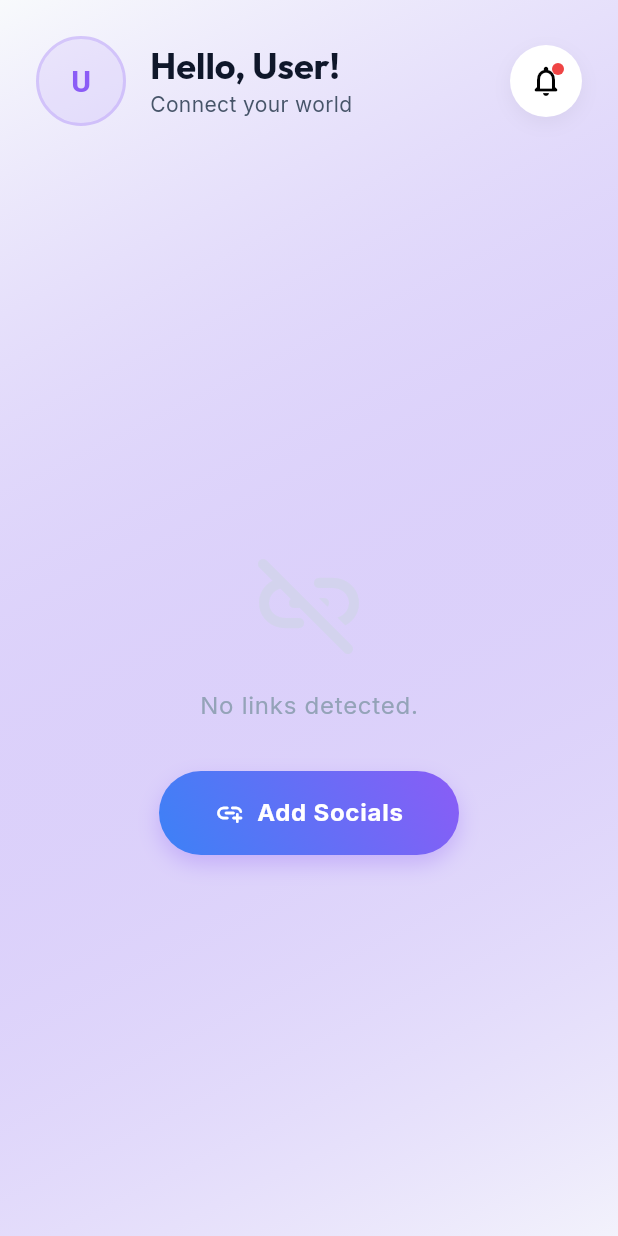
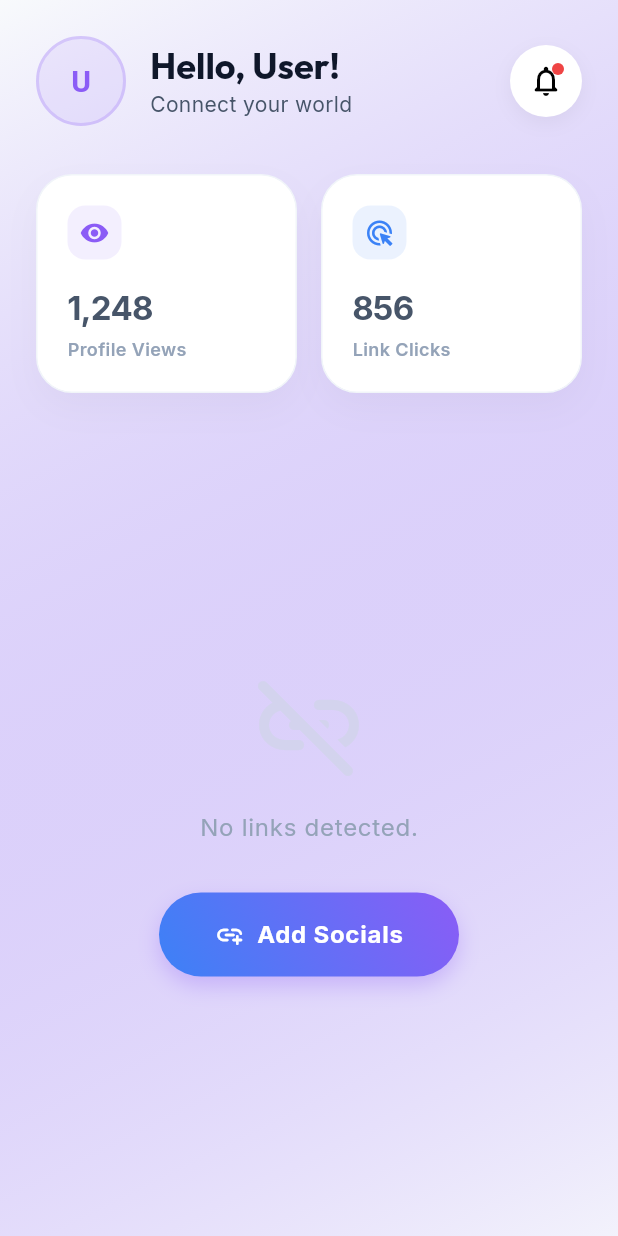
Before and after one commit to Ugarba202/linkme_up, a Flutter app: the DashboardScreen screen opened by its route, on a phone screen of 412 x 824 dp. Run offline on Flutter 3.47's test engine with Material 3 defaults, Android fonts, the phone set to English and light mode, and no system bars; drawn by our look-alikes of flutter_animate; our stand-ins replace country_picker, flutter_riverpod, font_awesome_flutter, go_router, google_fonts, image_picker and 2 more; missing offline and left inert: mobile_scanner.

Commit message:
polish the UI

```diff
--- a/lib/presentation/routes/app_router.dart
+++ b/lib/presentation/routes/app_router.dart
@@ -31,6 +31,8 @@ import '../screens/qr/scanner_screen.dart';
 import '../screens/notifications/notifications_screen.dart';
 import '../screens/profile/external_profile_screen.dart';
 import '../screens/profile/profile_landing_screen.dart';
+import '../screens/legal/legal_screen.dart';
+import '../screens/legal/legal_content.dart';
 
 // Domain
 import '../../domain/entities/user_entity.dart';
@@ -53,6 +55,22 @@ final routerProvider = Provider<GoRouter>((ref) {
       GoRoute(
         path: '/onboarding',
         builder: (context, state) => const OnboardingScreen(),
+      ),
+
+      // Legal
+      GoRoute(
+        path: '/legal/terms',
+        builder: (context, state) => const LegalScreen(
+          title: 'Terms of Service',
+          content: LegalContent.termsOfService,
+        ),
+      ),
+      GoRoute(
+        path: '/legal/privacy',
+        builder: (context, state) => const LegalScreen(
+          title: 'Privacy Policy',
+          content: LegalContent.privacyPolicy,
+        ),
       ),
 
       // Auth Flow
--- a/lib/presentation/screens/auth/email_screen.dart
+++ b/lib/presentation/screens/auth/email_screen.dart
@@ -3,7 +3,7 @@ import 'package:country_picker/country_picker.dart';
 import 'package:flutter/material.dart';
 import 'package:flutter_riverpod/flutter_riverpod.dart';
 import 'package:go_router/go_router.dart';
-import 'package:url_launcher/url_launcher.dart';
+
 import 'package:flutter_animate/flutter_animate.dart';
 
 import '../../../application/providers/auth_providers.dart';
@@ -194,7 +194,7 @@ class _EmailScreenState extends ConsumerState<EmailScreen> {
               mainAxisAlignment: MainAxisAlignment.center,
               children: [
                 GestureDetector(
-                  onTap: () => launchUrl(Uri.parse('https://linkmeup.com/terms')),
+                  onTap: () => context.push('/legal/terms'),
                   child: Text(
                     "Terms",
                     style: TextStyle(
@@ -206,7 +206,7 @@ class _EmailScreenState extends ConsumerState<EmailScreen> {
                 ),
                 Text(" • ", style: TextStyle(color: AppColors.gray400)),
                 GestureDetector(
-                  onTap: () => launchUrl(Uri.parse('https://linkmeup.com/privacy')),
+                  onTap: () => context.push('/legal/privacy'),
                   child: Text(
                     "Privacy",
                     style: TextStyle(
--- a/lib/presentation/screens/dashboard/dashboard_screen.dart
+++ b/lib/presentation/screens/dashboard/dashboard_screen.dart
@@ -223,6 +223,9 @@ class _DashboardScreenState extends ConsumerState<DashboardScreen> {
             ),
           ),
 
+          // Stats Section
+          _buildStatSection(isDark),
+
           // Main Content
           Expanded(
             child: _detectLinks.isEmpty
@@ -421,4 +424,93 @@ class _DashboardScreenState extends ConsumerState<DashboardScreen> {
       ),
     );
   }
+
+  Widget _buildStatSection(bool isDark) {
+    return Padding(
+      padding: const EdgeInsets.symmetric(horizontal: 24, vertical: 8),
+      child: Row(
+        children: [
+          Expanded(
+            child: _buildStatCard(
+              context,
+              isDark: isDark,
+              title: "Profile Views",
+              value: "1,248",
+              icon: Icons.remove_red_eye_rounded,
+              color: AppColors.primaryPurple,
+            ),
+          ),
+          const SizedBox(width: 16),
+          Expanded(
+            child: _buildStatCard(
+              context,
+              isDark: isDark,
+              title: "Link Clicks",
+              value: "856",
+              icon: Icons.ads_click_rounded,
+              color: AppColors.primaryBlue,
+            ),
+          ),
+        ],
+      ).animate().fadeIn(delay: 200.ms).slideY(begin: 0.2, end: 0),
+    );
+  }
+
+  Widget _buildStatCard(
+    BuildContext context, {
+    required bool isDark,
+    required String title,
+    required String value,
+    required IconData icon,
+    required Color color,
+  }) {
+    return Container(
+      padding: const EdgeInsets.all(20),
+      decoration: BoxDecoration(
+        color: isDark ? AppColors.darkSurface.withValues(alpha: 0.6) : Colors.white,
+        borderRadius: BorderRadius.circular(24),
+        border: Border.all(
+          color: isDark ? Colors.white.withValues(alpha: 0.05) : AppColors.gray100,
+        ),
+        boxShadow: [
+          BoxShadow(
+            color: Colors.black.withValues(alpha: 0.03),
+            blurRadius: 20,
+            offset: const Offset(0, 10),
+          ),
+        ],
+      ),
+      child: Column(
+        crossAxisAlignment: CrossAxisAlignment.start,
+        children: [
+          Container(
+            padding: const EdgeInsets.all(8),
+            decoration: BoxDecoration(
+              color: color.withValues(alpha: 0.1),
+              borderRadius: BorderRadius.circular(12),
+            ),
+            child: Icon(icon, color: color, size: 20),
+          ),
+          const SizedBox(height: 16),
+          Text(
+            value,
+            style: const TextStyle(
+              fontSize: 22,
+              fontWeight: FontWeight.bold,
+              letterSpacing: -0.5,
+            ),
+          ),
+          const SizedBox(height: 4),
+          Text(
+            title,
+            style: const TextStyle(
+              color: AppColors.gray400,
+              fontSize: 12,
+              fontWeight: FontWeight.w600,
+            ),
+          ),
+        ],
+      ),
+    );
+  }
 }
--- a/lib/presentation/screens/onboarding/onboarding_screen.dart
+++ b/lib/presentation/screens/onboarding/onboarding_screen.dart
@@ -1,6 +1,6 @@
 import 'package:flutter/material.dart';
 import 'package:go_router/go_router.dart';
-import 'package:url_launcher/url_launcher.dart';
+
 
 import '../../../core/themes/app_colors.dart';
 import '../../widgets/gradient_button.dart';
@@ -112,7 +112,7 @@ class _OnboardingScreenState extends State<OnboardingScreen> {
                     mainAxisAlignment: MainAxisAlignment.center,
                     children: [
                       GestureDetector(
-                        onTap: () => launchUrl(Uri.parse('https://linkmeup.com/terms')),
+                        onTap: () => context.push('/legal/terms'),
                         child: Text(
                           "Terms of Service",
                           style: TextStyle(
@@ -124,7 +124,7 @@ class _OnboardingScreenState extends State<OnboardingScreen> {
                       ),
                       Text("  •  ", style: TextStyle(color: AppColors.gray300)),
                       GestureDetector(
-                        onTap: () => launchUrl(Uri.parse('https://linkmeup.com/privacy')),
+                        onTap: () => context.push('/legal/privacy'),
                         child: Text(
                           "Privacy Policy",
                           style: TextStyle(
```
Also changed, not shown: lib/presentation/screens/legal/legal_content.dart (added, +61 -0 lines), lib/presentation/screens/legal/legal_screen.dart (added, +77 -0 lines), lib/presentation/screens/profile/manage_socials_screen.dart (+74 -14 lines), lib/presentation/screens/profile/settings_screen.dart (+20 -3 lines).
